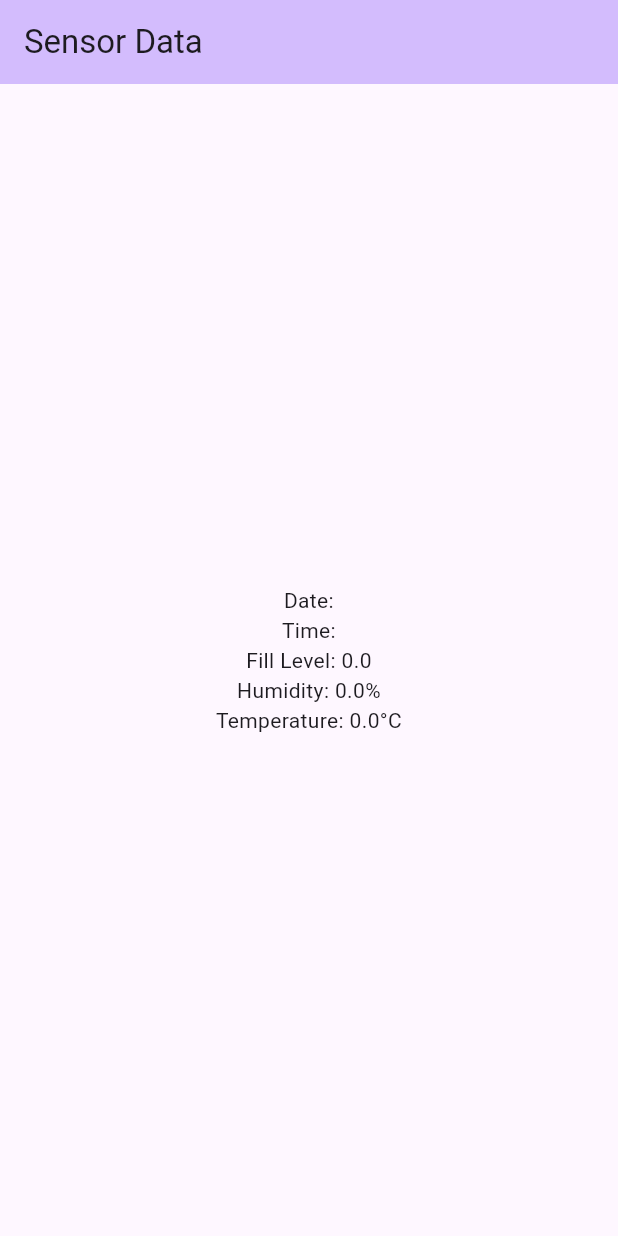
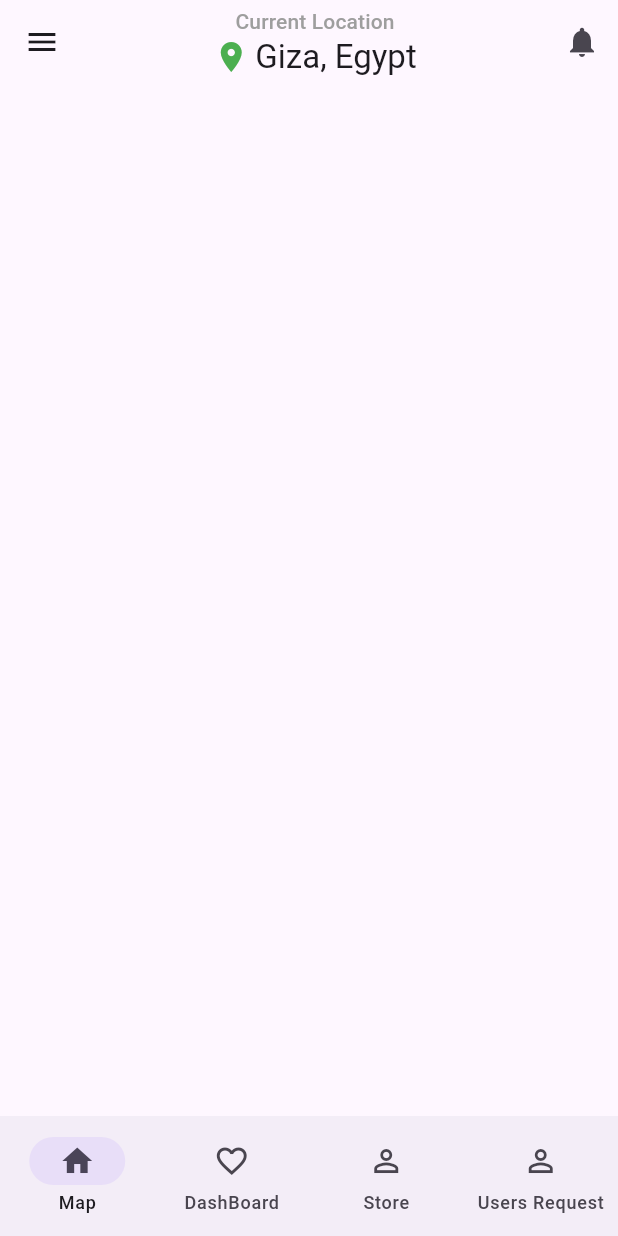
Before and after one commit to ZakiyaAbuMurra/Graduation-project, a Flutter app: the screen it shows after launch, on a phone screen of 412 x 824 dp. Run offline on Flutter 3.47's test engine with Material 3 defaults, Android fonts, the phone set to English and light mode, and no system bars; our stand-ins replace firebase_core, firebase_database; accounts and stored records are empty.

Commit message:
Adding  BottomNavigationBar class

```diff
--- /dev/null
+++ b/lib/Admin/pages/custom_button_nav_bar.dart
@@ -0,0 +1,123 @@
+import 'package:flutter/material.dart';
+import 'package:graduation_project/Admin/pages/dash_board_page.dart';
+import 'package:graduation_project/Admin/pages/map_page.dart';
+import 'package:graduation_project/Admin/pages/store_page.dart';
+import 'package:graduation_project/Admin/pages/users_request_page.dart';
+import 'package:graduation_project/utils/app_colors.dart';
+
+class CustomBottomNavbar extends StatefulWidget {
+  const CustomBottomNavbar({super.key});
+
+  @override
+  State<CustomBottomNavbar> createState() => _CustomBottomNavbarState();
+}
+
+class _CustomBottomNavbarState extends State<CustomBottomNavbar>
+    with WidgetsBindingObserver {
+  int currentPageIndex = 0;
+
+  @override
+  void initState() {
+    super.initState();
+    WidgetsBinding.instance.addObserver(this);
+  }
+
+  @override
+  void dispose() {
+    WidgetsBinding.instance.removeObserver(this);
+    super.dispose();
+  }
+
+  @override
+  void didChangeAppLifecycleState(AppLifecycleState state) {
+    super.didChangeAppLifecycleState(state);
+    if (state == AppLifecycleState.paused) {
+      debugPrint('App is paused');
+    } else if (state == AppLifecycleState.resumed) {
+      debugPrint('App is resumed');
+    }
+  }
+
+  @override
+  Widget build(BuildContext context) {
+    final size = MediaQuery.of(context).size;
+    return Scaffold(
+      drawer: const Drawer(
+        child: Center(
+          child: Text('Inside the drawer!'),
+        ),
+      ),
+      appBar: AppBar(
+        centerTitle: true,
+        actions: [
+          IconButton(
+            onPressed: () {},
+            icon: const Icon(Icons.notifications),
+          ),
+        ],
+        title: Column(
+          children: [
+            Text(
+              'Current Location',
+              style: Theme.of(context).textTheme.titleSmall!.copyWith(
+                    color: AppColors.grey,
+                  ),
+            ),
+            Row(
+              mainAxisAlignment: MainAxisAlignment.center,
+              children: [
+                const Icon(
+                  Icons.location_on,
+                  color: AppColors.green,
+                ),
+                const SizedBox(width: 4),
+                Text(
+                  'Giza, Egypt',
+                  style: Theme.of(context).textTheme.titleLarge,
+                ),
+              ],
+            ),
+          ],
+        ),
+      ),
+      bottomNavigationBar: size.width >= 800
+          ? null
+          : NavigationBar(
+              onDestinationSelected: (int index) {
+                setState(() {
+                  currentPageIndex = index;
+                });
+              },
+              selectedIndex: currentPageIndex,
+              destinations: const <Widget>[
+                NavigationDestination(
+                  selectedIcon: Icon(Icons.home),
+                  icon: Icon(Icons.home_outlined),
+                  label: 'Map',
+                ),
+                NavigationDestination(
+                  selectedIcon: Icon(Icons.favorite),
+                  icon: Icon(Icons.favorite_border),
+                  label: 'DashBoard',
+                ),
+                NavigationDestination(
+                  selectedIcon: Icon(Icons.person),
+                  icon: Icon(Icons.person_outline),
+                  label: 'Store',
+                ),
+                NavigationDestination(
+                  selectedIcon: Icon(Icons.person),
+                  icon: Icon(Icons.person_outline),
+                  label: 'Users Request',
+                ),
+              ],
+            ),
+      body: const <Widget>[
+        MapPage(),
+        DashBoard(),
+        Store(),
+        UsersRequest(),
+      ][currentPageIndex],
+    );
+  }
+}
--- /dev/null
+++ b/lib/Admin/pages/dash_board_page.dart
@@ -0,0 +1,17 @@
+import 'package:flutter/material.dart';
+
+class DashBoard extends StatefulWidget {
+  const DashBoard({super.key});
+
+  @override
+  State<DashBoard> createState() => _DashBoardState();
+}
+
+class _DashBoardState extends State<DashBoard> {
+  @override
+  Widget build(BuildContext context) {
+    return const Center(
+      child: Text('Dash Boaed Page ! '),
+    );
+  }
+}
--- /dev/null
+++ b/lib/Admin/pages/map_page.dart
@@ -0,0 +1,15 @@
+import 'package:flutter/material.dart';
+
+class MapPage extends StatefulWidget {
+  const MapPage({super.key});
+
+  @override
+  State<MapPage> createState() => _MapPageState();
+}
+
+class _MapPageState extends State<MapPage> {
+  @override
+  Widget build(BuildContext context) {
+    return Container();
+  }
+}
--- /dev/null
+++ b/lib/Admin/pages/store_page.dart
@@ -0,0 +1,17 @@
+import 'package:flutter/material.dart';
+
+class Store extends StatefulWidget {
+  const Store({super.key});
+
+  @override
+  State<Store> createState() => _StoreState();
+}
+
+class _StoreState extends State<Store> {
+  @override
+  Widget build(BuildContext context) {
+    return const Center(
+      child: Text('Store Page ! '),
+    );
+  }
+}
--- /dev/null
+++ b/lib/Admin/pages/users_request_page.dart
@@ -0,0 +1,17 @@
+import 'package:flutter/material.dart';
+
+class UsersRequest extends StatefulWidget {
+  const UsersRequest({super.key});
+
+  @override
+  State<UsersRequest> createState() => _UsersRequestState();
+}
+
+class _UsersRequestState extends State<UsersRequest> {
+  @override
+  Widget build(BuildContext context) {
+    return const Center(
+      child: Text('Users Pages'),
+    );
+  }
+}
--- a/lib/main.dart
+++ b/lib/main.dart
@@ -1,102 +1,121 @@
 import 'package:firebase_core/firebase_core.dart';
 import 'package:flutter/material.dart';
+import 'package:graduation_project/Admin/pages/custom_button_nav_bar.dart';
 import 'package:graduation_project/firebase_options.dart';
 import 'package:firebase_database/firebase_database.dart';
 
-Future<void> main() async {
-  WidgetsFlutterBinding.ensureInitialized();
-  await Firebase.initializeApp(
-    options: DefaultFirebaseOptions.currentPlatform,
-  );
+//void main() => runApp(const CustomBottomNavbar());
+
+void main() {
   runApp(const MyApp());
 }
 
 class MyApp extends StatelessWidget {
   const MyApp({super.key});
 
+  // This widget is the root of your application.
   @override
   Widget build(BuildContext context) {
-    return MaterialApp(
-      title: 'Flutter Demo',
-      theme: ThemeData(
-        colorScheme: ColorScheme.fromSeed(seedColor: Colors.deepPurple),
-        useMaterial3: true,
-      ),
-      home: const MyHomePage(title: 'Sensor Data'),
+    return const MaterialApp(
+      title: 'RecyClear App',
+      home: CustomBottomNavbar(),
     );
   }
 }
 
-class MyHomePage extends StatefulWidget {
-  const MyHomePage({super.key, required this.title});
+// Future<void> main() async {
+//   WidgetsFlutterBinding.ensureInitialized();
+//   await Firebase.initializeApp(
+//     options: DefaultFirebaseOptions.currentPlatform,
+//   );
+//   runApp(const MyApp());
+// }
+// class MyApp extends StatelessWidget {
+//   const MyApp({super.key});
 
-  final String title;
+//   @override
+//   Widget build(BuildContext context) {
+//     return MaterialApp(
+//       title: 'Flutter Demo',
+//       theme: ThemeData(
+//         colorScheme: ColorScheme.fromSeed(seedColor: Colors.deepPurple),
+//         useMaterial3: true,
+//       ),
+//       home: const MyHomePage(title: 'Sensor Data'),
+//     );
+//   }
+// }
 
-  @override
-  State<MyHomePage> createState() => _MyHomePageState();
-}
+// class MyHomePage extends StatefulWidget {
+//   const MyHomePage({super.key, required this.title});
 
-class _MyHomePageState extends State<MyHomePage> {
-  // Define the variables to store sensor data
-  String _date = '';
-  String _time = '';
-  double _fillLevel = 0;
-  double _humidity = 0;
-  double _temperature = 0;
+//   final String title;
 
-  // Reference to the Firebase Realtime Database
-  final _databaseRef = FirebaseDatabase.instance.ref();
+//   @override
+//   State<MyHomePage> createState() => _MyHomePageState();
+// }
 
-  @override
-  void initState() {
-    super.initState();
-    _activateListeners();
-  }
+// class _MyHomePageState extends State<MyHomePage> {
+//   // Define the variables to store sensor data
+//   String _date = '';
+//   String _time = '';
+//   double _fillLevel = 0;
+//   double _humidity = 0;
+//   double _temperature = 0;
 
-  void _activateListeners() {
-    // Listening to the humidityTemp node changes
-    _databaseRef.child('sensors/humidityTemp').onValue.listen((event) {
-      final data = Map<String, dynamic>.from(event.snapshot.value as Map);
-      setState(() {
-        _date = data['date'] ?? '';
-        _time = data['time'] ?? '';
-        _fillLevel = double.tryParse(data['fill-level'].toString()) ?? 0;
-        _humidity = double.tryParse(data['humidity'].toString()) ?? 0;
-        _temperature = double.tryParse(data['temperature'].toString()) ?? 0;
-      });
-    });
-  }
+//   // Reference to the Firebase Realtime Database
+//   final _databaseRef = FirebaseDatabase.instance.ref();
 
-  @override
-  Widget build(BuildContext context) {
-    return Scaffold(
-      appBar: AppBar(
-        backgroundColor: Theme.of(context).colorScheme.inversePrimary,
-        title: Text(widget.title),
-      ),
-      body: Center(
-        child: Column(
-          mainAxisAlignment: MainAxisAlignment.center,
-          children: <Widget>[
-            Text(
-              'Date: $_date\nTime: $_time',
-              textAlign: TextAlign.center,
-            ),
-            Text(
-              'Fill Level: $_fillLevel',
-              textAlign: TextAlign.center,
-            ),
-            Text(
-              'Humidity: $_humidity%',
-              textAlign: TextAlign.center,
-            ),
-            Text(
-              'Temperature: $_temperature°C',
-              textAlign: TextAlign.center,
-            ),
-          ],
-        ),
-      ),
-    );
-  }
-}
+//   @override
+//   void initState() {
+//     super.initState();
+//     _activateListeners();
+//   }
+
+//   void _activateListeners() {
+//     // Listening to the humidityTemp node changes
+//     _databaseRef.child('sensors/data').onValue.listen((event) {
+//       final data = Map<String, dynamic>.from(event.snapshot.value as Map);
+//       setState(() {
+//         _fillLevel = double.tryParse(data['fill-level'].toString()) ?? 0;
+//         _humidity = double.tryParse(data['humidity'].toString()) ?? 0;
+//         _temperature = double.tryParse(data['temperature'].toString()) ?? 0;
+//         _date = data['date'] ?? '';
+//         _time = data['time'] ?? '';
+//       });
+//     });
+//   }
+
+//   @override
+//   Widget build(BuildContext context) {
+//     return Scaffold(
+//       appBar: AppBar(
+//         backgroundColor: Theme.of(context).colorScheme.inversePrimary,
+//         title: Text(widget.title),
+//       ),
+//       body: Center(
+//         child: Column(
+//           mainAxisAlignment: MainAxisAlignment.center,
+//           children: <Widget>[
+//             Text(
+//               'Fill Level: $_fillLevel',
+//               textAlign: TextAlign.center,
+//             ),
+//             Text(
+//               'Humidity: $_humidity%',
+//               textAlign: TextAlign.center,
+//             ),
+//             Text(
+//               'Temperature: $_temperature°C',
+//               textAlign: TextAlign.center,
+//             ),
+//             Text(
+//               'Date: $_date\nTime: $_time',
+//               textAlign: TextAlign.center,
+//             ),
+//           ],
+//         ),
+//       ),
+//     );
+//   }
+// }
--- /dev/null
+++ b/lib/utils/app_colors.dart
@@ -0,0 +1,11 @@
+import 'package:flutter/material.dart';
+
+class AppColors {
+  static const Color primary = Colors.deepOrange;
+  static const Color grey = Colors.grey;
+  static Color grey2 = Colors.grey.shade200;
+  static const Color white = Colors.white;
+  static const Color green = Colors.green;
+  static const Color red = Colors.red;
+  static const Color bgColor = Color(0xFFF5F5F5);
+}
```
Also changed, not shown: pubspec.yaml (+6 -3 lines), pubspec.lock, 3 other files.
